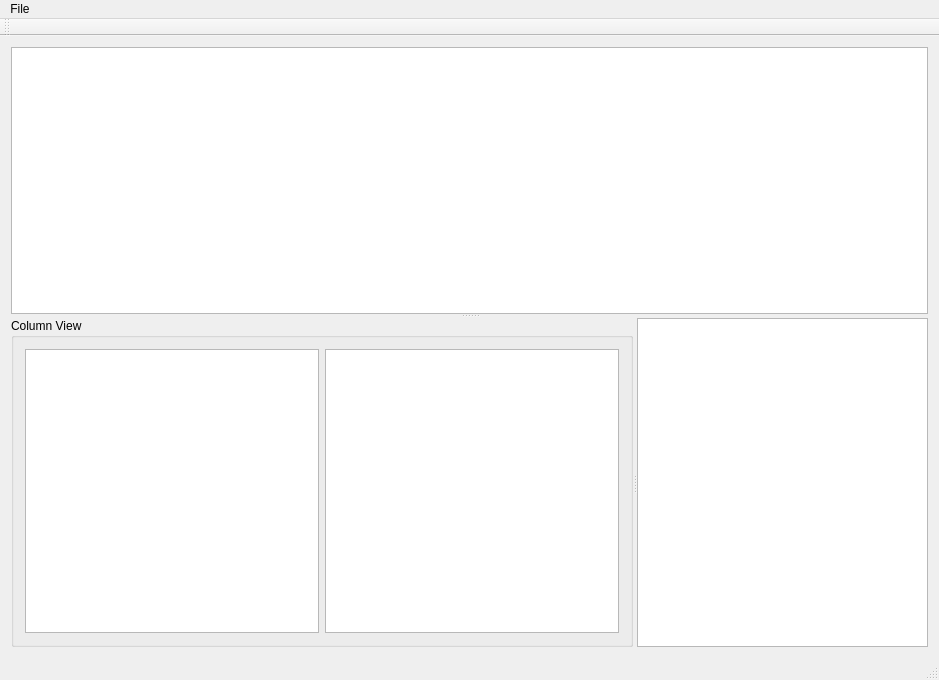
Before: the Qt Designer form src/mainwindow.ui in ericsium/qt-test, drawn with Qt 5.
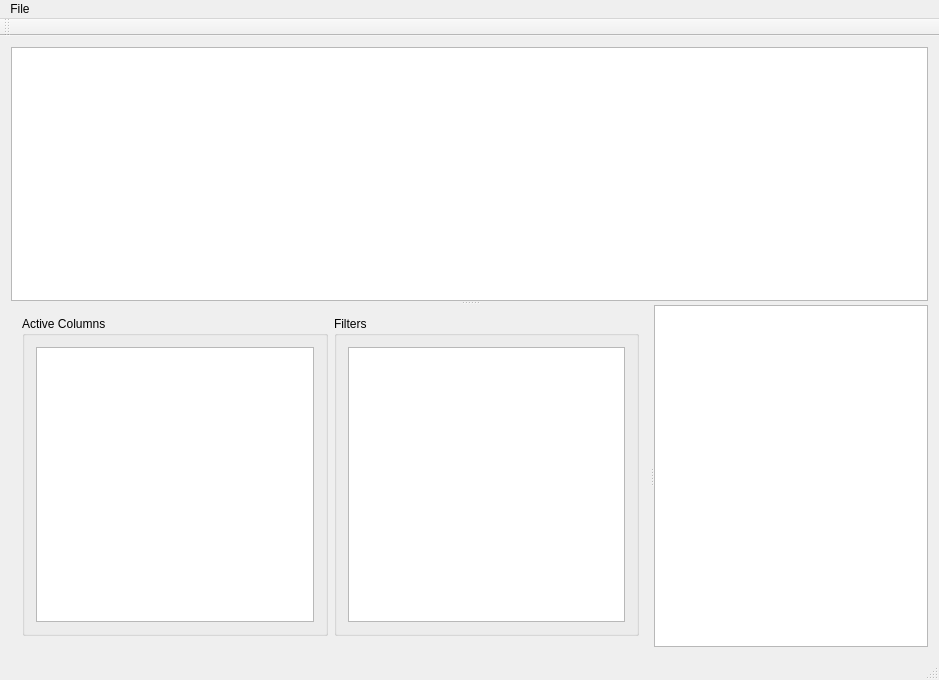
After: the same form once the commit is applied.

Commit message: Implement column selection

```diff
--- a/src/mainwindow.ui
+++ b/src/mainwindow.ui
@@ -14,7 +14,7 @@
    <string>MainWindow</string>
   </property>
   <widget class="QWidget" name="centralWidget">
-   <layout class="QVBoxLayout" name="verticalLayout">
+   <layout class="QVBoxLayout" name="verticalLayout_3">
     <item>
      <widget class="QSplitter" name="splitter_2">
       <property name="orientation">
@@ -41,16 +41,31 @@
        <property name="orientation">
         <enum>Qt::Horizontal</enum>
        </property>
-       <widget class="QGroupBox" name="groupBox">
-        <property name="title">
-         <string>Column View</string>
-        </property>
+       <widget class="QWidget" name="">
         <layout class="QHBoxLayout" name="horizontalLayout">
          <item>
-          <widget class="QListWidget" name="listWidget"/>
+          <widget class="QGroupBox" name="groupBox">
+           <property name="title">
+            <string>Active Columns</string>
+           </property>
+           <layout class="QVBoxLayout" name="verticalLayout">
+            <item>
+             <widget class="QListWidget" name="listWidget"/>
+            </item>
+           </layout>
+          </widget>
          </item>
          <item>
-          <widget class="QListWidget" name="listWidget_2"/>
+          <widget class="QGroupBox" name="groupBox_2">
+           <property name="title">
+            <string>Filters</string>
+           </property>
+           <layout class="QVBoxLayout" name="verticalLayout_2">
+            <item>
+             <widget class="QTextEdit" name="textEdit"/>
+            </item>
+           </layout>
+          </widget>
          </item>
         </layout>
        </widget>
```
The commit also changes 2 other files.
